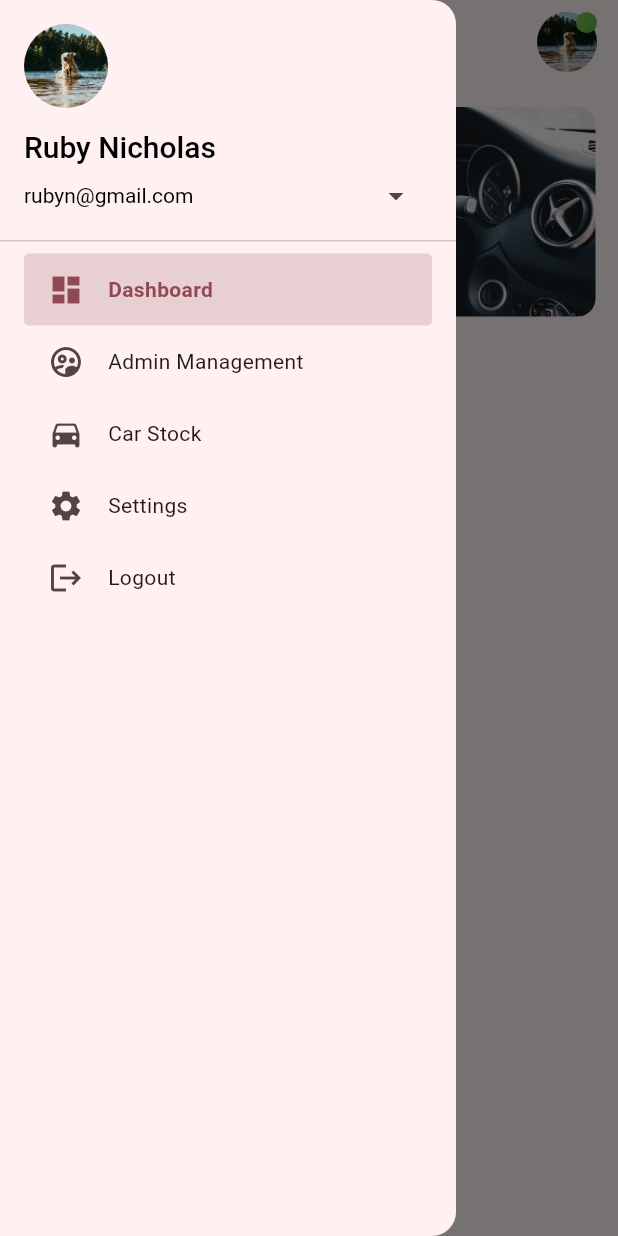
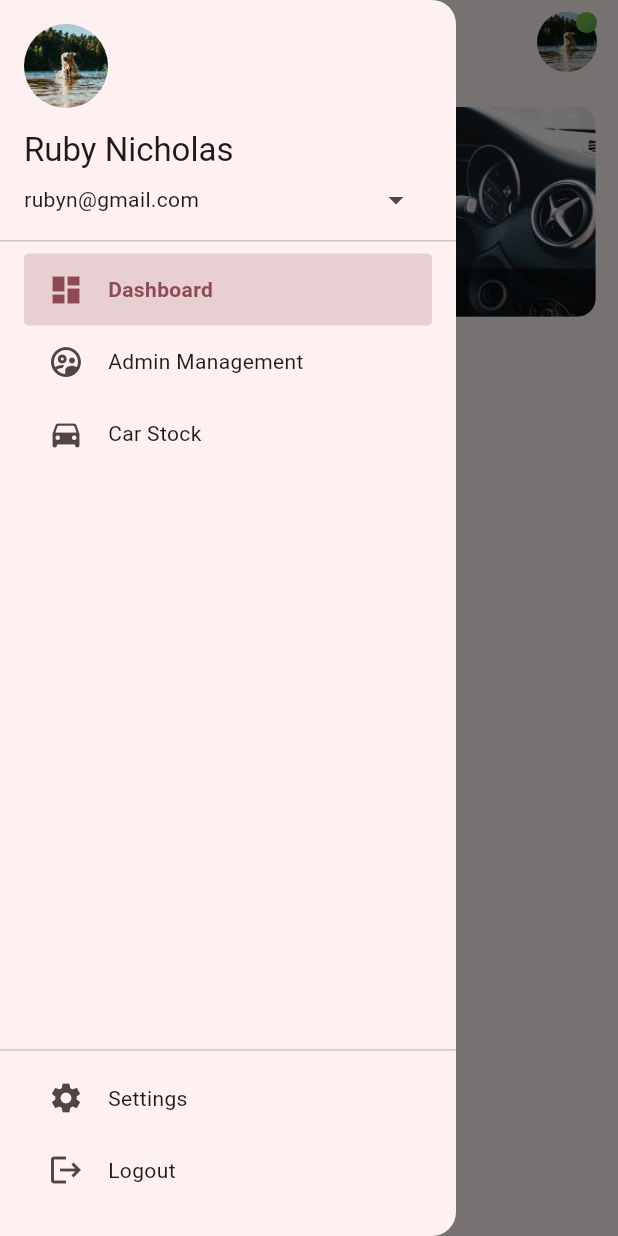
Before and after one commit to diva-gsc/polinema-smt5-mobile-uas, a Flutter app: the screen it shows after launch, with the side drawer open, on a phone screen of 412 x 824 dp. Run offline on Flutter 3.47's test engine with Material 2 defaults, Android fonts, the phone set to English and light mode, and no system bars; our stand-ins replace get.

Commit message:
Update dynamic drawer

```diff
--- a/client/lib/components/drawer_list_tile.dart
+++ b/client/lib/components/dashboard_drawer_list_tile.dart
@@ -1,7 +1,7 @@
 import 'package:flutter/material.dart';
 
-class DrawerListTile extends StatelessWidget {
-  const DrawerListTile(
+class DashboardDrawerListTile extends StatelessWidget {
+  const DashboardDrawerListTile(
       {required this.icon,
       required this.title,
       this.isSelected = false,
@@ -35,8 +35,7 @@ class DrawerListTile extends StatelessWidget {
           title,
           style: Theme.of(context).textTheme.bodyMedium?.copyWith(
               fontWeight: isSelected ? FontWeight.bold : null,
-              color:
-                  isSelected ? Theme.of(context).colorScheme.primary : null),
+              color: isSelected ? Theme.of(context).colorScheme.primary : null),
         ),
         onTap: onTap,
       ),
--- /dev/null
+++ b/client/lib/components/dashboard_drawer_menu.dart
@@ -0,0 +1,134 @@
+import 'package:client/components/dashboard_drawer_list_tile.dart';
+import 'package:client/components/user_anchor_menu.dart';
+import 'package:client/controllers/dashboard_screen_controller.dart';
+import 'package:flutter/material.dart';
+import 'package:get/get.dart';
+
+class DashboardDrawerMenu extends StatelessWidget {
+  const DashboardDrawerMenu({super.key});
+
+  @override
+  Widget build(BuildContext context) {
+    final DashboardScreenController dashboardScreenController = Get.find();
+
+    void changePage(int pageIndex) {
+      dashboardScreenController.selectedPageIndex = pageIndex;
+      Get.back();
+    }
+
+    DrawerHeader DrawerSolution1 = DrawerHeader(
+      decoration: const BoxDecoration(
+        image: DecorationImage(
+            image: AssetImage('assets/images/dashboard_drawer.jpg'),
+            colorFilter: ColorFilter.mode(Colors.black54, BlendMode.multiply)),
+      ),
+      child: Column(
+          mainAxisAlignment: MainAxisAlignment.end,
+          crossAxisAlignment: CrossAxisAlignment.start,
+          children: [
+            Padding(
+              padding: const EdgeInsets.symmetric(horizontal: 1, vertical: 12),
+              child: Text(
+                'Car Inventory',
+                style: Theme.of(context).textTheme.headlineMedium?.copyWith(
+                      color: Theme.of(context)
+                          .colorScheme
+                          .onInverseSurface
+                          .withOpacity(.85),
+                    ),
+              ),
+            )
+          ]),
+    );
+
+    DrawerHeader DrawerSolution2 = DrawerHeader(
+      child: Column(
+        mainAxisAlignment: MainAxisAlignment.end,
+        crossAxisAlignment: CrossAxisAlignment.start,
+        children: [
+          const CircleAvatar(
+            backgroundImage: AssetImage('assets/images/dog.jpg'),
+            radius: 28,
+          ),
+          const SizedBox(height: 14),
+          Text(
+            'Ruby Nicholas',
+            style: Theme.of(context).textTheme.titleLarge?.copyWith(
+                  color: Theme.of(context).colorScheme.onSurface,
+                ),
+          ),
+          Expanded(
+            child: Row(
+              mainAxisAlignment: MainAxisAlignment.spaceBetween,
+              children: [
+                Text(
+                  'rubyn@gmail.com',
+                  style: Theme.of(context).textTheme.bodyMedium?.copyWith(
+                        color: Theme.of(context).colorScheme.onSurface,
+                      ),
+                ),
+                const UserAnchorMenu(
+                  icon: Icon(Icons.arrow_drop_down),
+                )
+              ],
+            ),
+          )
+        ],
+      ),
+    );
+
+    return Drawer(
+      child: Column(
+        children: [
+          Expanded(
+            child: ListView(
+              padding: EdgeInsets.zero,
+              children: [
+                DrawerSolution2,
+                for (final (index, drawerItem) in drawerItems.indexed)
+                  if (index <
+                      drawerItems.length -
+                          dashboardScreenController
+                              .bottomDrawerItemStartingIndex)
+                    Obx(
+                      () => DashboardDrawerListTile(
+                        icon: drawerItem.icon,
+                        title: drawerItem.title,
+                        isSelected:
+                            dashboardScreenController.selectedPageIndex ==
+                                index,
+                        onTap: () => changePage(index),
+                      ),
+                    )
+              ],
+            ),
+          ),
+          Container(
+            padding: const EdgeInsets.only(bottom: 20, top: 10),
+            child: Column(
+              children: [
+                const Divider(),
+                for (final (index, drawerItem) in drawerItems.indexed)
+                  if (index >=
+                      drawerItems.length -
+                          dashboardScreenController
+                              .bottomDrawerItemStartingIndex)
+                    Obx(
+                      () => DashboardDrawerListTile(
+                        key: ValueKey(drawerItem.title),
+                        icon: drawerItem.icon,
+                        title: drawerItem.title,
+                        isSelected:
+                            dashboardScreenController.selectedPageIndex ==
+                                index,
+                        onTap: () => changePage(index),
+                      ),
+                    ),
+              ],
+            ),
+          )
+        ],
+      ),
+    );
+  }
+}
--- /dev/null
+++ b/client/lib/controllers/dashboard_screen_controller.dart
@@ -0,0 +1,39 @@
+import 'package:client/controllers/settings_screen.dart';
+import 'package:client/models/dashboard_drawer_item.dart';
+import 'package:client/screens/dashboard_screen.dart';
+import 'package:flutter/material.dart';
+import 'package:get/get.dart';
+
+const drawerItems = [
+  DashboardDrawerItem(
+    title: 'Dashboard',
+    icon: Icons.dashboard,
+    component: DashboardScreen(),
+  ),
+  DashboardDrawerItem(
+    title: 'Admin Management',
+    icon: Icons.supervised_user_circle_outlined,
+  ),
+  DashboardDrawerItem(
+    title: 'Car Stock',
+    icon: Icons.directions_car_rounded,
+  ),
+  DashboardDrawerItem(
+    title: 'Settings',
+    icon: Icons.settings,
+    component: SettingsScreen()
+  ),
+  DashboardDrawerItem(
+    title: 'Logout',
+    icon: Icons.logout,
+  ),
+];
+
+class DashboardScreenController extends GetxController {
+  final _selectedPageIndex = 0.obs;
+  final bottomDrawerItemStartingIndex =
+      2; // item <= drawerItems.length - 2 (Push Settings and Logout drawer item to bottom), used in dashboard_drawer_menu
+
+  int get selectedPageIndex => _selectedPageIndex.value;
+  set selectedPageIndex(int pageIndex) => _selectedPageIndex.value = pageIndex;
+}
--- /dev/null
+++ b/client/lib/controllers/settings_screen.dart
@@ -0,0 +1,14 @@
+import 'package:flutter/material.dart';
+
+class SettingsScreen extends StatelessWidget {
+  const SettingsScreen({super.key});
+  @override
+  Widget build(BuildContext context) {
+    return Column(
+      children: [
+        SwitchListTile.adaptive(
+            title: Text('Dark Mode'), value: false, onChanged: null)
+      ],
+    );
+  }
+}
--- a/client/lib/main.dart
+++ b/client/lib/main.dart
@@ -1,38 +1,15 @@
-import 'package:client/components/drawer_list_tile.dart';
+import 'package:client/components/dashboard_drawer_menu.dart';
 import 'package:client/components/user_anchor_menu.dart';
 import 'package:client/config/custom_theme.dart';
-import 'package:client/models/dashboard_drawer_item.dart';
-import 'package:client/screens/dashboard_screen.dart';
+import 'package:client/controllers/dashboard_screen_controller.dart';
 import 'package:flutter/material.dart';
 import 'package:get/get.dart';
 
 void main() => runApp(App());
 
-const drawerItems = [
-  DashboardDrawerItem(
-    title: 'Dashboard',
-    icon: Icons.dashboard,
-    component: DashboardScreen(),
-  ),
-  DashboardDrawerItem(
-    title: 'Admin Management',
-    icon: Icons.supervised_user_circle_outlined,
-  ),
-  DashboardDrawerItem(
-    title: 'Car Stock',
-    icon: Icons.directions_car_rounded,
-  ),
-  DashboardDrawerItem(
-    title: 'Settings',
-    icon: Icons.settings,
-  ),
-  DashboardDrawerItem(
-    title: 'Logout',
-    icon: Icons.logout,
-  ),
-];
+class App extends StatelessWidget {
+  final dashboardScreenController = Get.put(DashboardScreenController());
 
-class App extends StatelessWidget {
   App({super.key});
   final selectedPageIndex = 0.obs;
   @override
@@ -43,9 +20,17 @@ class App extends StatelessWidget {
         useMaterial3: true,
         colorSchemeSeed: customColorSeed,
       ),
+      darkTheme: ThemeData(
+        useMaterial3: true,
+        colorSchemeSeed: customColorSeed,
+      ),
       home: Scaffold(
         appBar: AppBar(
-          title: Obx(() => Text(drawerItems[selectedPageIndex.value].title)),
+          title: Obx(
+            () => Text(
+              drawerItems[dashboardScreenController.selectedPageIndex].title,
+            ),
+          ),
           actions: [
             Padding(
               padding: const EdgeInsets.only(right: 10.0),
@@ -78,128 +63,14 @@ class App extends StatelessWidget {
             )
           ],
         ),
-        drawer: Drawer(
-          child: Column(
-            children: [
-              Expanded(
-                child: ListView(
-                  padding: EdgeInsets.zero,
-                  children: [
-                    DrawerHeader(
-                      // Solution 1:
-                      //
-                      // decoration: const BoxDecoration(
-                      //   image: DecorationImage(
-                      //       image: AssetImage(
-                      //           'assets/images/dashboard_drawer.jpg'),
-                      //       colorFilter: ColorFilter.mode(
-                      //           Colors.black54, BlendMode.multiply)),
-                      // ),
-                      // child: Column(
-                      //     mainAxisAlignment: MainAxisAlignment.end,
-                      //     crossAxisAlignment: CrossAxisAlignment.start,
-                      //     children: [
-                      //       Padding(
-                      //         padding: const EdgeInsets.symmetric(
-                      //             horizontal: 1, vertical: 12),
-                      //         child: Text(
-                      //           'Car Inventory',
-                      //           style: Theme.of(context)
-                      //               .textTheme
-                      //               .headlineMedium
-                      //               ?.copyWith(
-                      //                 color: Theme.of(context)
-                      //                     .colorScheme
-                      //                     .onBackground
-                      //                     .withOpacity(.85),
-                      //               ),
-                      //         ),
-                      //       )
-                      //     ]),
-
-                      child: Column(
-                        mainAxisAlignment: MainAxisAlignment.end,
-                        crossAxisAlignment: CrossAxisAlignment.start,
-                        children: [
-                          const CircleAvatar(
-                            backgroundImage:
-                                AssetImage('assets/images/dog.jpg'),
-                            radius: 28,
-                          ),
-                          const SizedBox(height: 14),
-                          Text(
-                            'Ruby Nicholas',
-                            style: Theme.of(context)
-                                .textTheme
-                                .titleLarge
-                                ?.copyWith(
-                                  color:
-                                      Theme.of(context).colorScheme.onSurface,
-                                ),
-                          ),
-                          Expanded(
-                            child: Row(
-                              mainAxisAlignment: MainAxisAlignment.spaceBetween,
-                              children: [
-                                Text(
-                                  'rubyn@gmail.com',
-                                  style: Theme.of(context)
-                                      .textTheme
-                                      .bodyMedium
-                                      ?.copyWith(
-                                        color: Theme.of(context)
-                                            .colorScheme
-                                            .onSurface,
-                                      ),
-                                ),
-                                const UserAnchorMenu(
-                                  icon: Icon(Icons.arrow_drop_down),
-                                )
-                              ],
-                            ),
-                          )
-                        ],
-                      ),
-                    ),
-                    for (final (index, drawerItem) in drawerItems.indexed)
-                      Obx(
-                        () => DrawerListTile(
-                            icon: drawerItem.icon,
-                            title: drawerItem.title,
-                            isSelected: selectedPageIndex.value == index,
-                            onTap: () => selectedPageIndex.value = index),
-                      )
-                  ],
-                ),
-              ),
-              Container(
-                padding: const EdgeInsets.only(bottom: 20, top: 10),
-                decoration: const BoxDecoration(
-                  border: BorderDirectional(
-                    top: BorderSide(width: 1, color: Colors.grey),
-                  ),
-                ),
-                child: Column(
-                    // children: [
-                    //   for (final (index, drawerItem) in drawerItems.indexed)
-                    //     if (index >= drawerItems.length - 2)
-                    //       Obx(
-                    //         () => DrawerListTile(
-                    //             icon: drawerItem.icon,
-                    //             title: drawerItem.title,
-                    //             isSelected: index == drawerItems.length < 2,
-                    //             onTap: () => changePage(index)),
-                    //       ),
-                    // ],
-                    ),
-              )
-            ],
-          ),
-        ),
+        drawer: const DashboardDrawerMenu(),
         body: Obx(
           () =>
-              drawerItems[selectedPageIndex.value].component ??
-              const Text('No Component\'s Yet'),
+              drawerItems[dashboardScreenController.selectedPageIndex]
+                  .component ??
+              const Center(
+                child: Text('No Component\'s Yet'),
+              ),
         ),
       ),
     );
--- a/client/lib/screens/dashboard_screen.dart
+++ b/client/lib/screens/dashboard_screen.dart
@@ -5,27 +5,34 @@ class DashboardScreen extends StatelessWidget {
 
   @override
   Widget build(BuildContext context) {
-    print(context.mounted);
-    print(context.widget);
     return ListView(
       children: [
         Container(
           height: 140,
           alignment: Alignment.bottomCenter,
           margin: EdgeInsets.all(15),
-          padding: EdgeInsets.only(bottom: 12),
           decoration: BoxDecoration(
-              image: DecorationImage(
-                image: AssetImage('assets/images/dashboard_drawer.jpg'),
-                fit: BoxFit.cover,
-              ),
-              borderRadius: BorderRadius.circular(12)),
-          child: Text(
-            'Maximize Performance',
-            style: Theme.of(context)
-                .textTheme
-                .bodyMedium
-                ?.copyWith(color: Theme.of(context).colorScheme.onSurfaceVariant),
+            image: DecorationImage(
+              image: AssetImage('assets/images/dashboard_drawer.jpg'),
+              fit: BoxFit.cover,
+            ),
+            borderRadius: BorderRadius.circular(12),
+          ),
+          child: Container(
+            width: double.infinity,
+            padding: EdgeInsets.only(top: 6, bottom: 6),
+            decoration: BoxDecoration(
+              borderRadius: BorderRadius.only(
+                  bottomLeft: Radius.circular(12),
+                  bottomRight: Radius.circular(12)),
+              color: Colors.black54,
+            ),
+            child: Text(
+              'New Arrival',
+              textAlign: TextAlign.center,
+              style: Theme.of(context).textTheme.bodyMedium?.copyWith(
+                  color: Theme.of(context).colorScheme.onInverseSurface),
+            ),
           ),
         )
       ],
```
Also changed, not shown: 1 other file.
